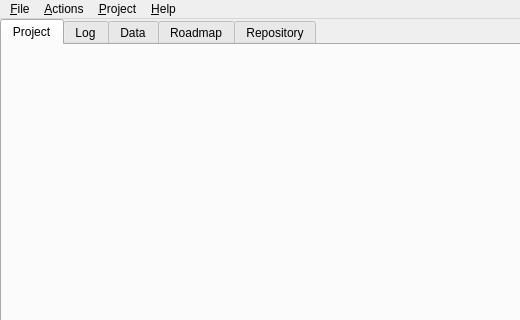
Qt form experimental/forms/mainwindow.ui (skriticos/nelia1) before a commit; both pictures show x 0 to 520 and y 0 to 320 of the 729 by 558 pixel window.
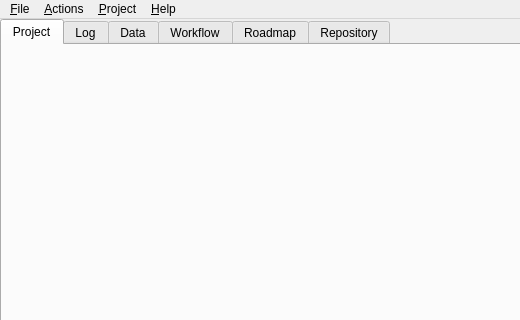
The same form after that commit. The open tabs and pages were chosen to show the change.

```diff
--- a/experimental/forms/mainwindow.ui
+++ b/experimental/forms/mainwindow.ui
@@ -67,6 +67,11 @@
         <string>Data</string>
        </attribute>
       </widget>
+      <widget class="QWidget" name="tab_workflow">
+       <attribute name="title">
+        <string>Workflow</string>
+       </attribute>
+      </widget>
       <widget class="QWidget" name="tab_roadmap">
        <attribute name="title">
         <string>Roadmap</string>
```
Left out of the diff: 2 changed lines with no effect on the pictures.
